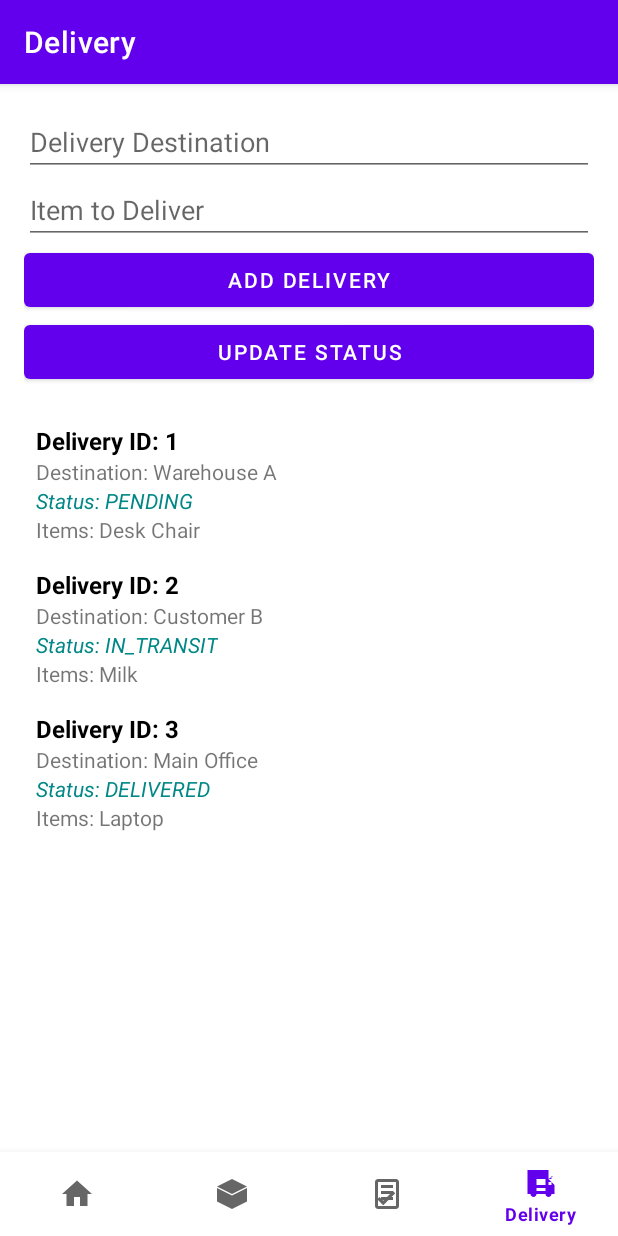
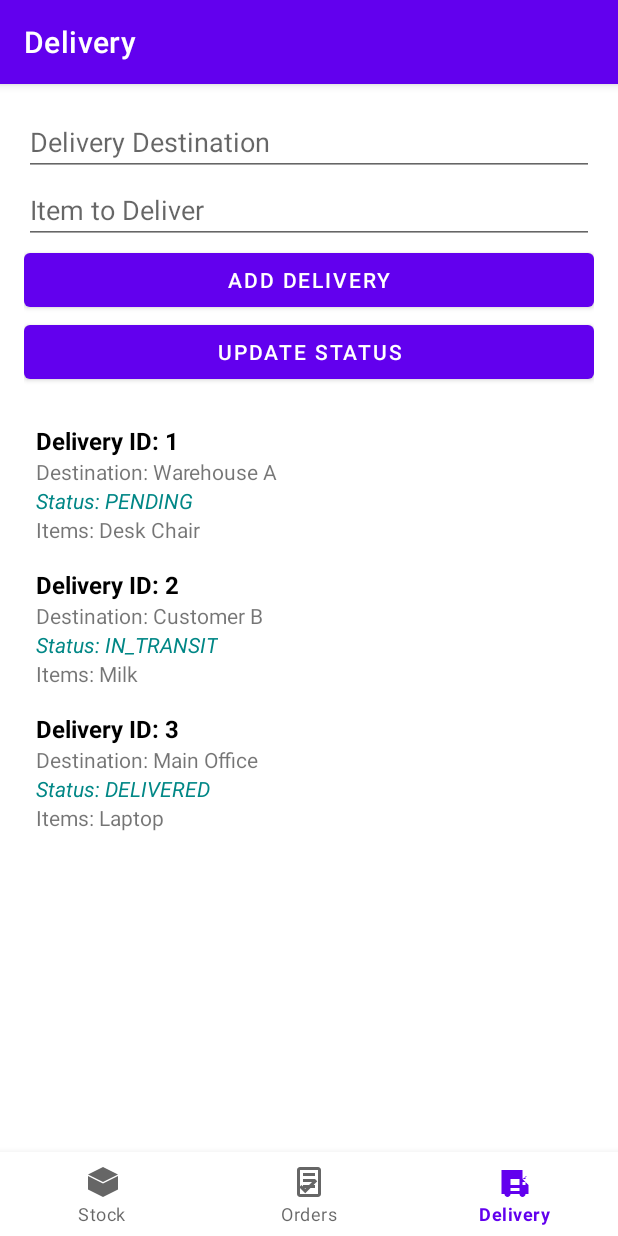
Before and after one commit to felfifofum/LightLogisticsApp, an Android app: the DeliveryFragment screen opened through its navigation route, on a phone screen of 412 x 824 dp. Run offline under Robolectric (Android 15) with nearby library versions, the phone set to English and light mode, and no system bars; our stand-ins replace navigation-ui.

Commit message:
Updated README.md and finalised integration test for the SharedViewModel.kt + delete unnecessary Home page.

```diff
--- a/app/src/main/java/com/example/lightlogisticsapp/MainActivity.kt
+++ b/app/src/main/java/com/example/lightlogisticsapp/MainActivity.kt
@@ -26,7 +26,7 @@ class MainActivity : AppCompatActivity() {
         // menu should be considered as top level destinations.
         val appBarConfiguration = AppBarConfiguration(
             setOf(
-                R.id.navigation_home, R.id.navigation_stock, R.id.navigation_order, R.id.navigation_delivery
+                R.id.navigation_stock, R.id.navigation_order, R.id.navigation_delivery
             )
         )
         setupActionBarWithNavController(navController, appBarConfiguration)
--- a/app/src/main/java/com/example/lightlogisticsapp/ui/home/HomeFragment.kt
+++ /dev/null
@@ -1,37 +0,0 @@
-package com.example.lightlogisticsapp.ui.home
-
-import android.os.Bundle
-import android.view.LayoutInflater
-import android.view.View
-import android.view.ViewGroup
-import android.widget.TextView
-import androidx.fragment.app.Fragment
-import androidx.lifecycle.ViewModelProvider
-import com.example.lightlogisticsapp.databinding.FragmentHomeBinding
-
-class HomeFragment : Fragment() {
-
-    private var _binding: FragmentHomeBinding? = null
-
-    // This property is only valid between onCreateView and
-    // onDestroyView.
-    private val binding get() = _binding!!
-
-    override fun onCreateView(
-        inflater: LayoutInflater,
-        container: ViewGroup?,
-        savedInstanceState: Bundle?
-    ): View {
-
-        _binding = FragmentHomeBinding.inflate(inflater, container, false)
-        val root: View = binding.root
-
-
-        return root
-    }
-
-    override fun onDestroyView() {
-        super.onDestroyView()
-        _binding = null
-    }
-}
--- a/app/src/main/java/com/example/lightlogisticsapp/ui/shared/SharedViewModel.kt
+++ b/app/src/main/java/com/example/lightlogisticsapp/ui/shared/SharedViewModel.kt
@@ -80,8 +80,6 @@ class SharedViewModel : ViewModel() {
 
 
     fun addOrder(newOrder: Order): Boolean {
-        Log.d("SharedViewModel", "Available stocks: ${_stocks.value}")
-
         // Case-insensitive/trimmed allowance
         val stock = _stocks.value?.find {
             it.name.trim().equals(newOrder.name.trim(), ignoreCase = true)
@@ -93,7 +91,6 @@ class SharedViewModel : ViewModel() {
         }
 
         if (stock.quantity < newOrder.quantity) {
-            Log.d("SharedViewModel", "Not enough stock: Available=${stock.quantity}, Requested=${newOrder.quantity}")
             return false
         }
 
--- a/app/src/main/res/menu/bottom_nav_menu.xml
+++ b/app/src/main/res/menu/bottom_nav_menu.xml
@@ -1,10 +1,5 @@
 <?xml version="1.0" encoding="utf-8"?>
 <menu xmlns:android="http://schemas.android.com/apk/res/android">
-
-    <item
-        android:id="@+id/navigation_home"
-        android:icon="@drawable/ic_home_black_24dp"
-        android:title="@string/title_home" />
 
     <item
         android:id="@+id/navigation_stock"
--- a/app/src/main/res/navigation/mobile_navigation.xml
+++ b/app/src/main/res/navigation/mobile_navigation.xml
@@ -3,13 +3,7 @@
     xmlns:app="http://schemas.android.com/apk/res-auto"
     xmlns:tools="http://schemas.android.com/tools"
     android:id="@+id/mobile_navigation"
-    app:startDestination="@+id/navigation_home">
-
-    <fragment
-        android:id="@+id/navigation_home"
-        android:name="com.example.lightlogisticsapp.ui.home.HomeFragment"
-        android:label="@string/title_home"
-        tools:layout="@layout/fragment_home" />
+    app:startDestination="@+id/navigation_stock">
 
     <fragment
         android:id="@+id/navigation_stock"
```
Also changed, not shown: app/src/main/java/com/example/lightlogisticsapp/ui/home/HomeViewModel.kt (deleted, +0 -9 lines), app/src/main/res/layout/fragment_home.xml (deleted, +0 -89 lines), 7 other files.
